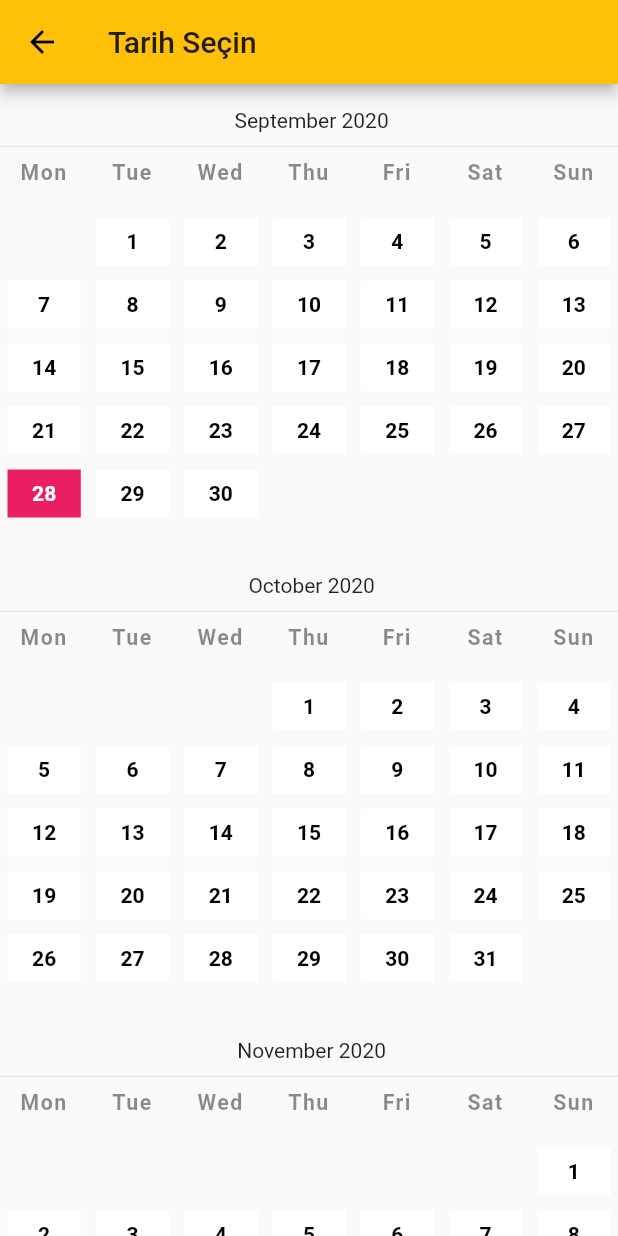
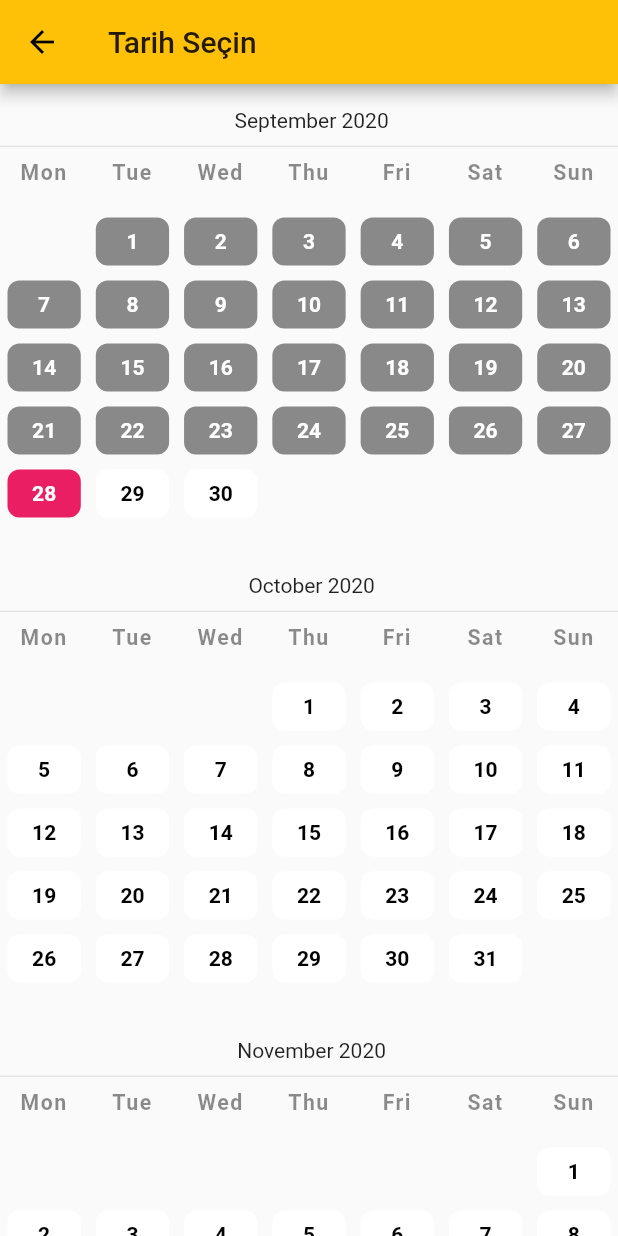
Before and after one commit to SalihCanBinboga/Flutter-Custom-DatePicker, a Flutter app: the CalendarScreen screen opened directly, on a phone screen of 412 x 824 dp. Run offline on Flutter 3.47's test engine with Material 2 defaults, Android fonts, the phone set to English and light mode, and no system bars; Roboto replaces fonts that are missing (playfair-regular).

Commit message:
Past days closed

```diff
--- a/lib/ui/components/MonthCalendarWidget.dart
+++ b/lib/ui/components/MonthCalendarWidget.dart
@@ -19,13 +19,13 @@ class MonthCalendarWidget extends StatefulWidget {
 
 class _MonthCalendarWidgetState extends State<MonthCalendarWidget> {
   int rowStartDay = 0;
-  List<String> monthsTR;
   DateTime onTapDate;
+  DateTime currentDate;
 
   @override
   void initState() {
-    monthsTR = List.unmodifiable({"Ocak", "Şubat", "Mart", "Nisan", "Mayıs", "Haziran", "Temmuz", "Ağustos", "Eylül", "Ekim", "Kasım", "Aralık"});
     onTapDate = DateTime(2000, 01, 01);
+    currentDate = DateTime.now().subtract(Duration(days: 1));
     super.initState();
   }
 
@@ -109,12 +109,17 @@ class _MonthCalendarWidgetState extends State<MonthCalendarWidget> {
         child: InkWell(
           onTap: () => {
             setState(() {
-              onTapDate = date;
-              widget.onSelect(date);
+              if (date.isAfter(currentDate)) {
+                onTapDate = date;
+                widget.onSelect(date);
+              }
             })
           },
           child: Container(
-            color: isDateToday(date) ? Colors.pink : Colors.white,
+            decoration: BoxDecoration(
+              color: date.isAfter(currentDate) ? isDateToday(date) ? Colors.pink : Colors.white : Colors.black45,
+              borderRadius: BorderRadius.circular(8),
+            ),
             margin: EdgeInsets.all(5),
             height: 32,
             width: 32,
@@ -122,7 +127,7 @@ class _MonthCalendarWidgetState extends State<MonthCalendarWidget> {
             child: Text(
               date.day.toString(),
               textAlign: TextAlign.center,
-              style: TextStyle(color: isDateToday(date) ? Colors.white : Colors.black, fontWeight: FontWeight.bold),
+              style: TextStyle(color: date.isAfter(currentDate) ? isDateToday(date) ? Colors.white : Colors.black : Colors.white, fontWeight: FontWeight.bold),
             ),
           ),
         ),
@@ -131,7 +136,6 @@ class _MonthCalendarWidgetState extends State<MonthCalendarWidget> {
   bool isDateToday(DateTime rowDateTime) {
     rowDateTime = DateTime(rowDateTime.year, rowDateTime.month, rowDateTime.day);
     DateTime currentNewDate = DateTime(widget.currentDate.year, widget.currentDate.month, widget.currentDate.day);
-    //DateTime tapDateModify = DateTime(onTapDate.year,onTapDate.month,onTapDate.day);
 
     if (rowDateTime == currentNewDate) {
       return true;
@@ -141,5 +145,8 @@ class _MonthCalendarWidgetState extends State<MonthCalendarWidget> {
   }
 
   Widget get _emptyDay => Expanded(child: Text("", textAlign: TextAlign.center, style: TextStyle(color: Colors.white)));
-  Widget get dateInfoWidget => Center(child: Text(" ${DateFormat(DateFormat.MONTH,Platform.localeName).format(widget.startDate)} ${DateFormat(DateFormat.YEAR,Platform.localeName).format(widget.startDate)}"));
+
+  Widget get dateInfoWidget => Center(
+      child: Text(
+          " ${DateFormat(DateFormat.MONTH, Platform.localeName).format(widget.startDate)} ${DateFormat(DateFormat.YEAR, Platform.localeName).format(widget.startDate)}"));
 }
```
